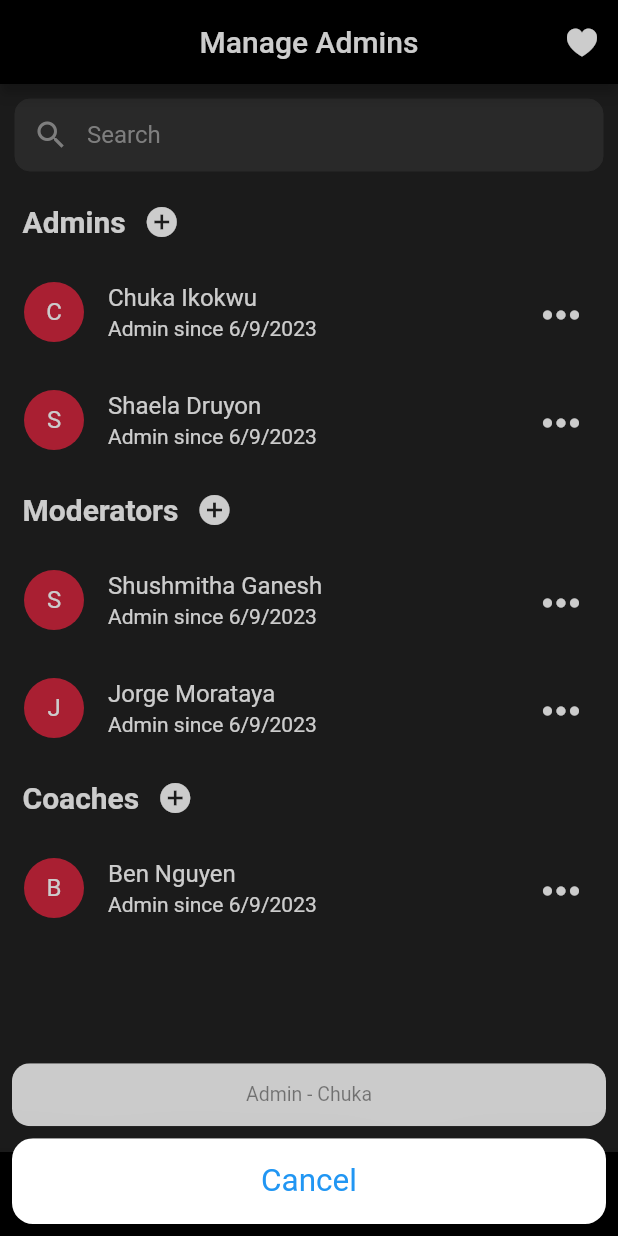
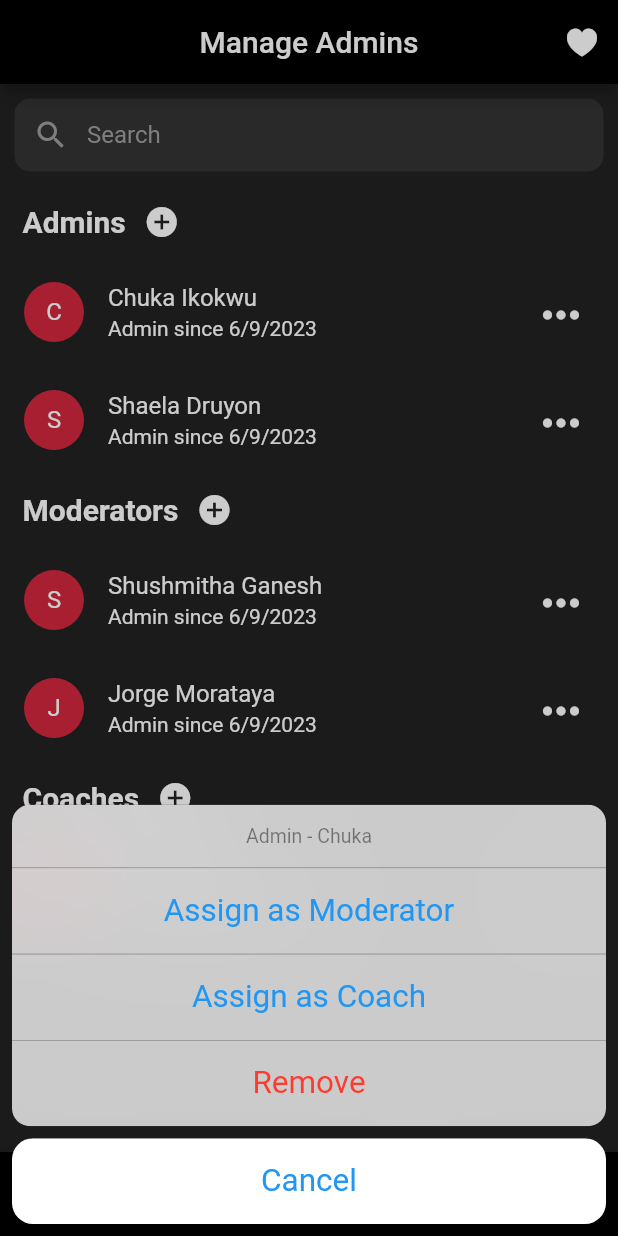
Before and after one commit to aarteaga53/search, a Flutter app: the screen it shows after launch, after a tap on the "keyboard control" icon, on a phone screen of 412 x 824 dp. Run offline on Flutter 3.47's test engine with Material 2 defaults, Android fonts, the phone set to English and light mode, and no system bars.

Commit message:
remove admin level from user

```diff
--- /dev/null
+++ b/lib/admin_list_view.dart
@@ -0,0 +1,129 @@
+import 'package:flutter/cupertino.dart';
+import 'package:flutter/material.dart';
+import 'package:intl/intl.dart';
+
+//ignore: must_be_immutable
+class AdminListView extends StatefulWidget {
+  List mainList;
+  List secondList;
+  List thirdList;
+
+  AdminListView(this.mainList, this.secondList, this.thirdList, {Key? key}) : super(key: key);
+
+  @override
+  State<AdminListView> createState() => _AdminListViewState();
+}
+
+class _AdminListViewState extends State<AdminListView> {
+
+  /// Assign a user to admin level
+  CupertinoActionSheetAction assignAdminAction() {
+    return CupertinoActionSheetAction(
+      child: const Text('Assign as Admin'),
+      onPressed: () {
+
+
+        Navigator.pop(context);
+      },
+    );
+  }
+
+  /// Assign a user to moderator level
+  CupertinoActionSheetAction assignModeratorAction() {
+    return CupertinoActionSheetAction(
+      child: const Text('Assign as Moderator'),
+      onPressed: () {
+
+
+        Navigator.pop(context);
+      },
+    );
+  }
+
+  /// Assign a user to coach level
+  CupertinoActionSheetAction assignCoachAction() {
+    return CupertinoActionSheetAction(
+      child: const Text('Assign as Coach'),
+      onPressed: () {
+
+
+        Navigator.pop(context);
+      },
+    );
+  }
+
+  /// Remove a user from their admin level
+  CupertinoActionSheetAction removeAdminAction(int index) {
+    return CupertinoActionSheetAction(
+      isDestructiveAction: true,
+      child: const Text('Remove'),
+      onPressed: () {
+        setState(() {
+          widget.mainList.removeAt(index);
+        });
+
+        Navigator.pop(context);
+      },
+    );
+  }
+
+  /// Create a list of available actions depending on the current user's admin level
+  List<CupertinoActionSheetAction> showModalActions(int index) {
+    switch(widget.mainList[index]['level']) {
+      case 'Admin':
+        return <CupertinoActionSheetAction>[assignModeratorAction(), assignCoachAction(), removeAdminAction(index)];
+      case 'Moderator':
+        return <CupertinoActionSheetAction>[assignAdminAction(), assignCoachAction(), removeAdminAction(index)];
+      case 'Coach':
+        return <CupertinoActionSheetAction>[assignAdminAction(), assignModeratorAction(), removeAdminAction(index)];
+      default:
+        return <CupertinoActionSheetAction>[];
+    }
+  }
+
+  @override
+  Widget build(BuildContext context) {
+    return ListView.builder(
+      shrinkWrap: true,
+      physics: const NeverScrollableScrollPhysics(),
+      itemCount: widget.mainList.length,
+      itemBuilder: (BuildContext context, int index) {
+        return ListTile(
+          leading: CircleAvatar(
+            backgroundColor: const Color(0xffd3273e),
+            foregroundColor: Colors.white,
+            child: Text(widget.mainList[index]['name'].toString().substring(0, 1)),
+          ),
+          title: Text(
+            widget.mainList[index]['name'],
+            style: const TextStyle(color: Colors.white),
+          ),
+          subtitle: Text(
+            'Admin since ${DateFormat.yMd().format(widget.mainList[index]['memberDate'])}',
+            style: const TextStyle(color: Colors.white),
+          ),
+          trailing: IconButton(
+            onPressed: () {
+              showCupertinoModalPopup(
+                context: context,
+                builder: (BuildContext context) {
+                  return CupertinoActionSheet(
+                    title: Text('${widget.mainList[index]['level']} - ${widget.mainList[index]['name'].substring(0, widget.mainList[index]['name'].indexOf(' '))}'),
+                    actions: showModalActions(index),
+                    cancelButton: CupertinoActionSheetAction(
+                      child: const Text('Cancel'),
+                      onPressed: () {
+                        Navigator.pop(context);
+                      },
+                    ),
+                  );
+                },
+              );
+            },
+            icon: const Icon(Icons.more_horiz, color: Colors.white, size: 36,),
+          ),
+        );
+      },
+    );;
+  }
+}
--- a/lib/admin_page.dart
+++ b/lib/admin_page.dart
@@ -1,6 +1,6 @@
 import 'package:flutter/cupertino.dart';
 import 'package:flutter/material.dart';
-import 'package:search/admins_list_view.dart';
+import 'package:search/admin_list_view.dart';
 import 'package:search/search_page.dart';
 
 class AdminPage extends StatefulWidget {
@@ -138,11 +138,11 @@ class _AdminPageState extends State<AdminPage> {
               ),
             ),
             titleList('Admins'),
-            admins.isNotEmpty ? AdminsListView(list: admins) : emptyList('No Admins'),
+            admins.isNotEmpty ? AdminListView(admins, moderators, coaches,) : emptyList('No Admins'),
             titleList('Moderators'),
-            moderators.isNotEmpty ? AdminsListView(list: moderators) : emptyList('No Moderators'),
+            moderators.isNotEmpty ? AdminListView(moderators, admins, coaches,) : emptyList('No Moderators'),
             titleList('Coaches'),
-            coaches.isNotEmpty ? AdminsListView(list: coaches) : emptyList('No Coaches'),
+            coaches.isNotEmpty ? AdminListView(coaches, admins, moderators,) : emptyList('No Coaches'),
           ],
         ),
       ),
--- a/lib/admins_list_view.dart
+++ /dev/null
@@ -1,58 +0,0 @@
-import 'package:flutter/cupertino.dart';
-import 'package:flutter/material.dart';
-import 'package:intl/intl.dart';
-
-//ignore: must_be_immutable
-class AdminsListView extends StatelessWidget {
-  List list;
-
-  AdminsListView({Key? key, required this.list}) : super(key: key);
-
-  @override
-  Widget build(BuildContext context) {
-    return ListView.builder(
-      shrinkWrap: true,
-      physics: const NeverScrollableScrollPhysics(),
-      itemCount: list.length,
-      itemBuilder: (BuildContext context, int index) {
-        return ListTile(
-          leading: CircleAvatar(
-            backgroundColor: const Color(0xffd3273e),
-            foregroundColor: Colors.white,
-            child: Text(list[index]['name'].toString().substring(0, 1)),
-          ),
-          title: Text(
-            list[index]['name'],
-            style: const TextStyle(color: Colors.white),
-          ),
-          subtitle: Text(
-            'Admin since ${DateFormat.yMd().format(list[index]['memberDate'])}',
-            style: const TextStyle(color: Colors.white),
-          ),
-          trailing: IconButton(
-            onPressed: () {
-              showCupertinoModalPopup(
-                context: context,
-                builder: (BuildContext context) {
-                  return CupertinoActionSheet(
-                    title: Text('${list[index]['level']} - ${list[index]['name'].substring(0, list[index]['name'].indexOf(' '))}'),
-                    actions: <CupertinoActionSheetAction>[
-
-                    ],
-                    cancelButton: CupertinoActionSheetAction(
-                      child: const Text('Cancel'),
-                      onPressed: () {
-                        Navigator.pop(context);
-                      },
-                    ),
-                  );
-                },
-              );
-            },
-            icon: const Icon(Icons.more_horiz, color: Colors.white, size: 36,),
-          ),
-        );
-      },
-    );
-  }
-}
```
